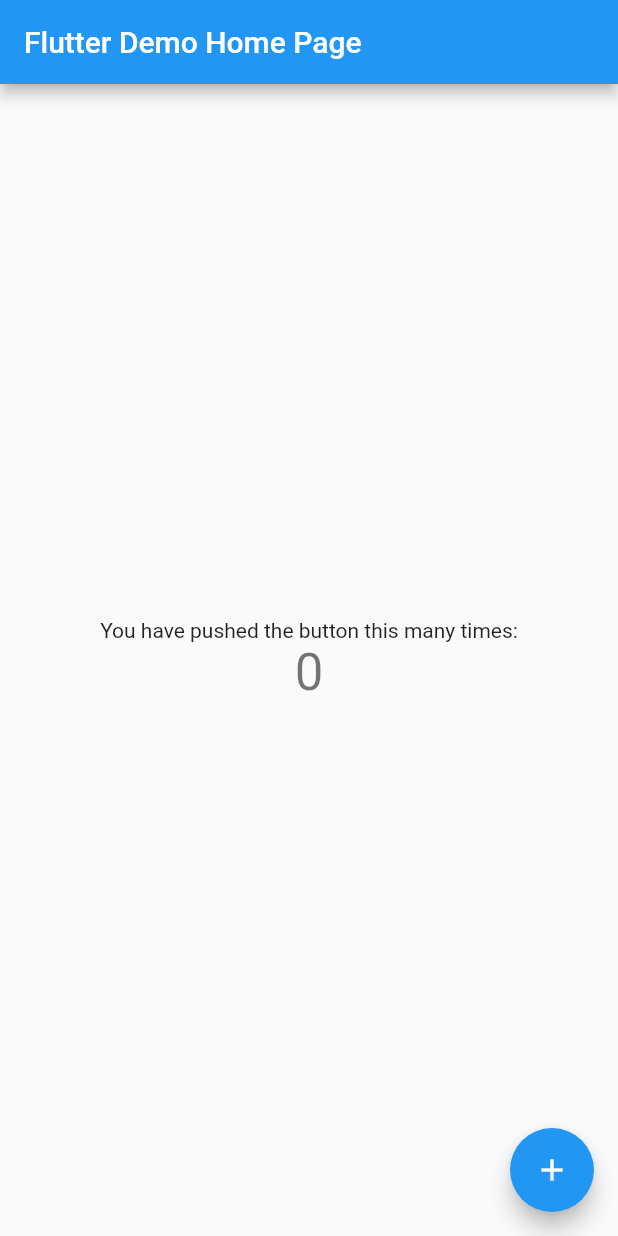
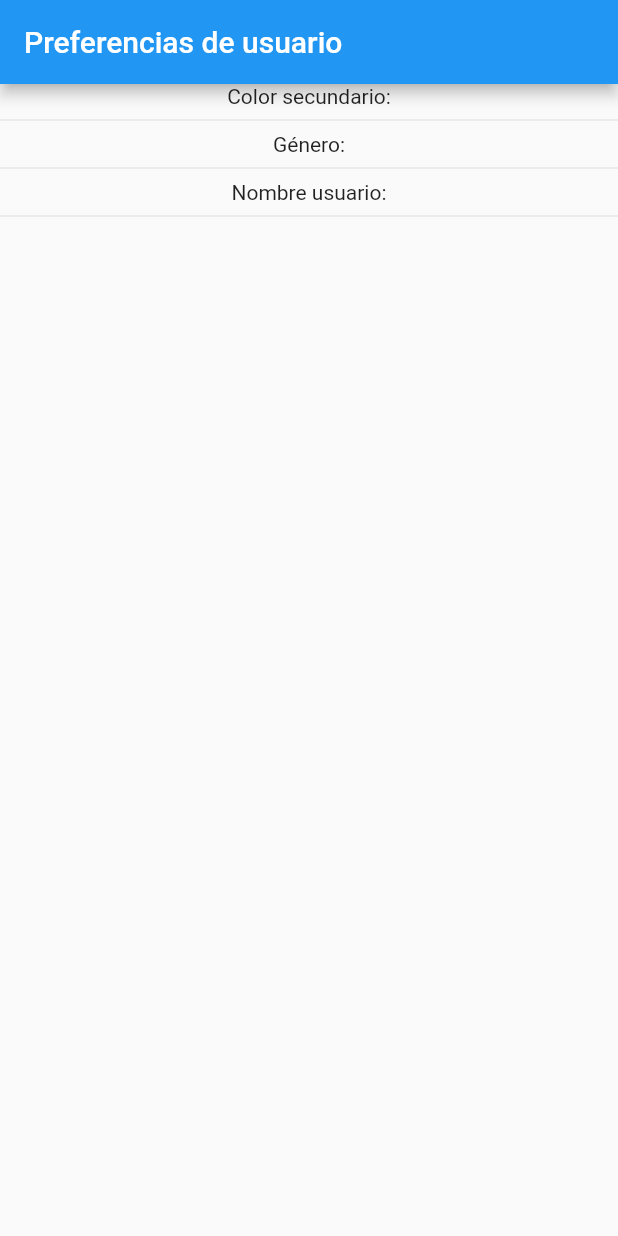
Before and after one commit to Spiro94/Preferencias_usuario_app, a Flutter app: the screen it shows after launch, on a phone screen of 412 x 824 dp. Run offline on Flutter 3.47's test engine with Material 2 defaults, Android fonts, the phone set to English and light mode, and no system bars.

```diff
--- a/lib/main.dart
+++ b/lib/main.dart
@@ -1,111 +1,18 @@
 import 'package:flutter/material.dart';
+import 'package:preferencias_usuario_app/src/pages/home_page.dart';
 
 void main() => runApp(MyApp());
 
 class MyApp extends StatelessWidget {
-  // This widget is the root of your application.
   @override
   Widget build(BuildContext context) {
     return MaterialApp(
-      title: 'Flutter Demo',
-      theme: ThemeData(
-        // This is the theme of your application.
-        //
-        // Try running your application with "flutter run". You'll see the
-        // application has a blue toolbar. Then, without quitting the app, try
-        // changing the primarySwatch below to Colors.green and then invoke
-        // "hot reload" (press "r" in the console where you ran "flutter run",
-        // or simply save your changes to "hot reload" in a Flutter IDE).
-        // Notice that the counter didn't reset back to zero; the application
-        // is not restarted.
-        primarySwatch: Colors.blue,
-      ),
-      home: MyHomePage(title: 'Flutter Demo Home Page'),
+      title: 'Preferencias',
+      initialRoute: HomePage.routeName,
+      routes: {
+        HomePage.routeName: (BuildContext context) => HomePage(),
+
+      },
     );
   }
 }
-
-class MyHomePage extends StatefulWidget {
-  MyHomePage({Key key, this.title}) : super(key: key);
-
-  // This widget is the home page of your application. It is stateful, meaning
-  // that it has a State object (defined below) that contains fields that affect
-  // how it looks.
-
-  // This class is the configuration for the state. It holds the values (in this
-  // case the title) provided by the parent (in this case the App widget) and
-  // used by the build method of the State. Fields in a Widget subclass are
-  // always marked "final".
-
-  final String title;
-
-  @override
-  _MyHomePageState createState() => _MyHomePageState();
-}
-
-class _MyHomePageState extends State<MyHomePage> {
-  int _counter = 0;
-
-  void _incrementCounter() {
-    setState(() {
-      // This call to setState tells the Flutter framework that something has
-      // changed in this State, which causes it to rerun the build method below
-      // so that the display can reflect the updated values. If we changed
-      // _counter without calling setState(), then the build method would not be
-      // called again, and so nothing would appear to happen.
-      _counter++;
-    });
-  }
-
-  @override
-  Widget build(BuildContext context) {
-    // This method is rerun every time setState is called, for instance as done
-    // by the _incrementCounter method above.
-    //
-    // The Flutter framework has been optimized to make rerunning build methods
-    // fast, so that you can just rebuild anything that needs updating rather
-    // than having to individually change instances of widgets.
-    return Scaffold(
-      appBar: AppBar(
-        // Here we take the value from the MyHomePage object that was created by
-        // the App.build method, and use it to set our appbar title.
-        title: Text(widget.title),
-      ),
-      body: Center(
-        // Center is a layout widget. It takes a single child and positions it
-        // in the middle of the parent.
-        child: Column(
-          // Column is also a layout widget. It takes a list of children and
-          // arranges them vertically. By default, it sizes itself to fit its
-          // children horizontally, and tries to be as tall as its parent.
-          //
-          // Invoke "debug painting" (press "p" in the console, choose the
-          // "Toggle Debug Paint" action from the Flutter Inspector in Android
-          // Studio, or the "Toggle Debug Paint" command in Visual Studio Code)
-          // to see the wireframe for each widget.
-          //
-          // Column has various properties to control how it sizes itself and
-          // how it positions its children. Here we use mainAxisAlignment to
-          // center the children vertically; the main axis here is the vertical
-          // axis because Columns are vertical (the cross axis would be
-          // horizontal).
-          mainAxisAlignment: MainAxisAlignment.center,
-          children: <Widget>[
-            Text(
-              'You have pushed the button this many times:',
-            ),
-            Text(
-              '$_counter',
-              style: Theme.of(context).textTheme.display1,
-            ),
-          ],
-        ),
-      ),
-      floatingActionButton: FloatingActionButton(
-        onPressed: _incrementCounter,
-        tooltip: 'Increment',
-        child: Icon(Icons.add),
-      ), // This trailing comma makes auto-formatting nicer for build methods.
-    );
-  }
-}
--- /dev/null
+++ b/lib/src/pages/home_page.dart
@@ -0,0 +1,25 @@
+import 'package:flutter/material.dart';
+
+class HomePage extends StatelessWidget {
+
+  static final String routeName = 'home';
+
+  @override
+  Widget build(BuildContext context) {
+    return Scaffold(
+      appBar: AppBar(
+        title: Text('Preferencias de usuario'),
+      ),
+      body: Column(
+        children: <Widget>[
+          Text('Color secundario:'),
+          Divider(),
+          Text('Género:'),
+          Divider(),
+          Text('Nombre usuario:'),
+          Divider(),
+        ],
+      ),
+    );
+  }
+}
```
Also changed, not shown: lib/src/pages/settings_page.dart (added, +17 -0 lines), 1 other file.
